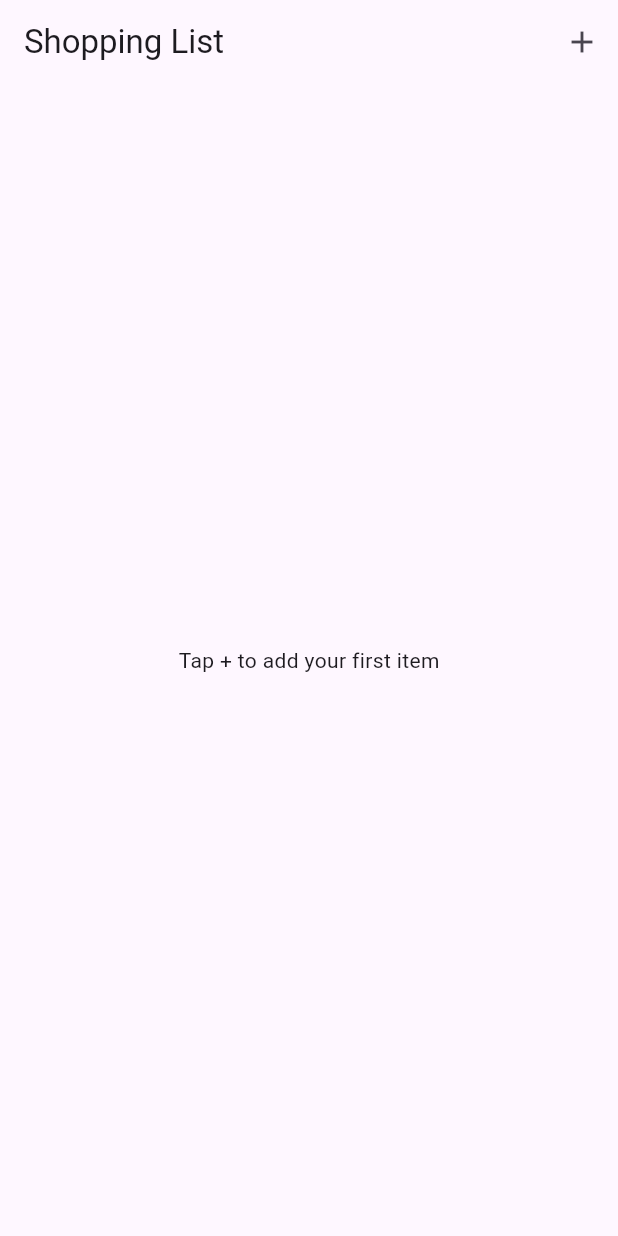
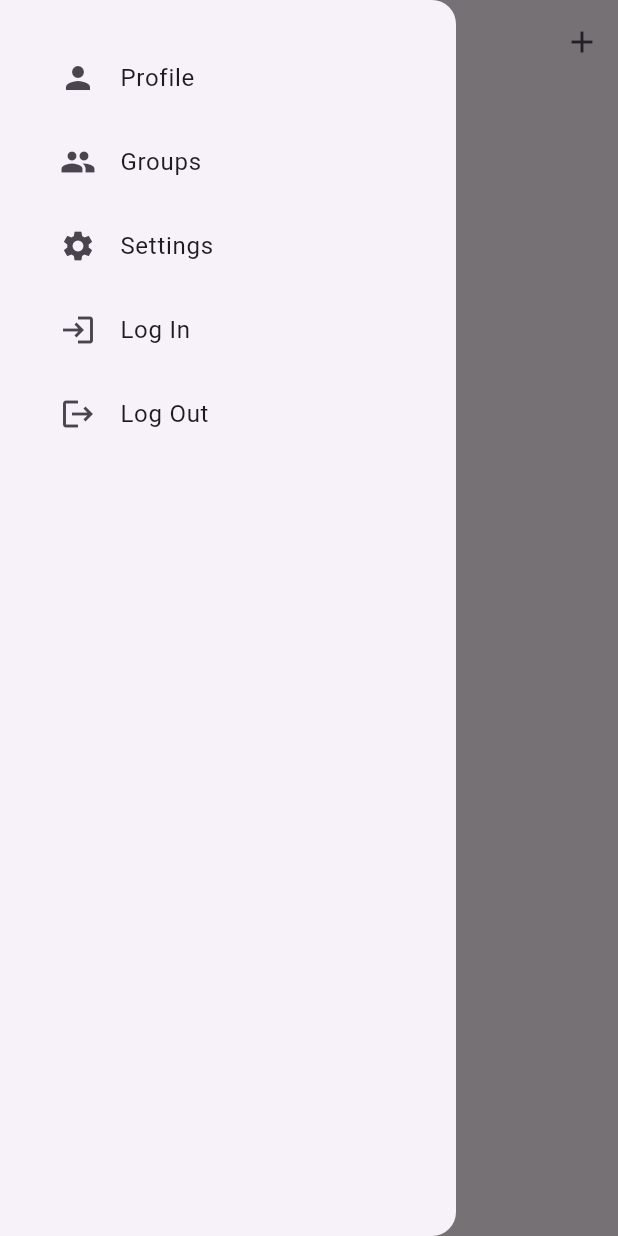
Before and after one commit to kaloqnnajdenov/buy_list, a Flutter app: the screen it shows after launch, with the side drawer open (before the commit the screen has no drawer), on a phone screen of 412 x 824 dp. Run offline on Flutter 3.47's test engine with Material 3 defaults, Android fonts, the light colour scheme and no system bars; our stand-ins replace shared_preferences.

Commit message:
add navigation drawer

```diff
--- a/lib/screens/shopping_list_page.dart
+++ b/lib/screens/shopping_list_page.dart
@@ -2,6 +2,7 @@ import 'package:buy_list/widgets/dismissable_item_dialog.dart';
 import 'package:flutter/material.dart';
 import '../services/storage_service.dart';
 import '../widgets/add_item_dialog.dart';
+import '../widgets/navigation_drawer.dart' as navDrawer;
 class ShoppingListPage extends StatefulWidget {
   const ShoppingListPage({super.key});
 
@@ -54,6 +55,7 @@ class _ShoppingListPageState extends State<ShoppingListPage> {
           IconButton(icon: const Icon(Icons.add), onPressed: _openAddDialog),
         ],
       ),
+      drawer: const navDrawer.NavigationDrawer(),
       body: _items.isEmpty
           ? const Center(child: Text('Tap + to add your first item'))
           : ListView.builder(
--- /dev/null
+++ b/lib/widgets/navigation_drawer.dart
@@ -0,0 +1,54 @@
+import 'package:flutter/material.dart';
+
+class NavigationDrawer extends StatelessWidget {
+  const NavigationDrawer({super.key});
+
+  @override
+  Widget build(BuildContext context) => Drawer(
+        child: SingleChildScrollView(
+          child: Column(
+            crossAxisAlignment: CrossAxisAlignment.stretch,
+            children: <Widget>[
+              buildHeader(context),
+              buildMenuItems(context),
+            ],
+          ),
+        ),
+      );
+
+  //so that it is correctly aligned
+  Widget buildHeader(BuildContext context) => Container(
+      padding: EdgeInsets.only(top: MediaQuery.of(context).padding.top));
+  Widget buildMenuItems(BuildContext context) => Container(
+        padding: const EdgeInsets.all(24),
+        child: const Wrap(
+          children: [
+            ListTile(
+              leading: const Icon(Icons.person),
+              title: const Text("Profile"),
+              //onTap: () {}, //TODO
+            ),
+            ListTile(
+              leading: const Icon(Icons.group),
+              title: const Text("Groups"),
+              //onTap: () {}, //TODO
+            ),
+            ListTile(
+              leading: const Icon(Icons.settings),
+              title: const Text("Settings"),
+              //onTap: () {}, //TODO
+            ),
+            ListTile(
+              leading: const Icon(Icons.login),
+              title: const Text("Log In"),
+              //onTap: () {}, //TODO
+            ),
+            ListTile(
+              leading: const Icon(Icons.logout),
+              title: const Text("Log Out"),
+              //onTap: () {}, //TODO
+            ),
+          ],
+        ),
+      );
+}
```
